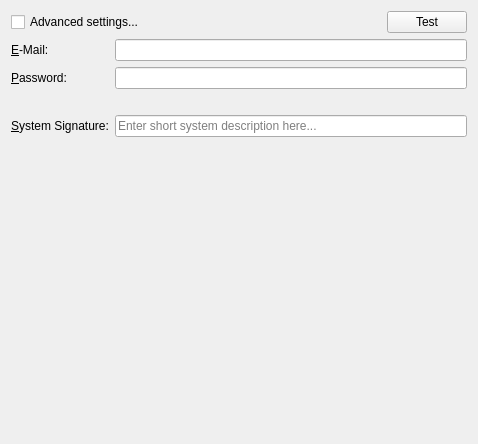
Qt form client/src/ui/widgets/settings/smtp_settings_widget.ui (networkoptix/nx_open) before a commit.
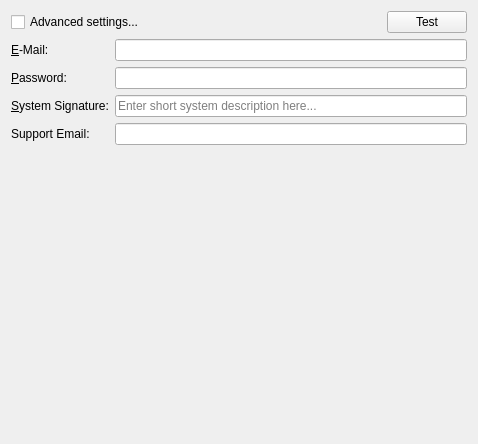
The same form after that commit. The open tabs and pages were chosen to show the change.

Commit message:
(Issue #3492) :  Introducing email notification template modification
<==== Mercurial data ====>
Branch: general_system_settings

```diff
--- a/client/src/ui/widgets/settings/smtp_settings_widget.ui
+++ b/client/src/ui/widgets/settings/smtp_settings_widget.ui
@@ -78,9 +78,6 @@
      </property>
      <widget class="QWidget" name="simplePage">
       <layout class="QFormLayout" name="formLayout_3">
-       <property name="fieldGrowthPolicy">
-        <enum>QFormLayout::AllNonFixedFieldsGrow</enum>
-       </property>
        <property name="leftMargin">
         <number>0</number>
        </property>
@@ -123,7 +120,7 @@
          </property>
         </widget>
        </item>
-       <item row="3" column="0">
+       <item row="2" column="0">
         <widget class="QLabel" name="simpleSignatureLabel">
          <property name="text">
           <string>&amp;System Signature:</string>
@@ -134,19 +131,29 @@
         </widget>
        </item>
        <item row="2" column="1">
-        <widget class="QLabel" name="detectErrorLabel">
-         <property name="text">
-          <string/>
-         </property>
-        </widget>
-       </item>
-       <item row="3" column="1">
         <widget class="QLineEdit" name="simpleSignatureLineEdit">
          <property name="placeholderText">
           <string>Enter short system description here...</string>
          </property>
         </widget>
        </item>
+       <item row="3" column="0">
+        <widget class="QLabel" name="simpleSupportEmailLabel">
+         <property name="text">
+          <string>Support Email:</string>
+         </property>
+        </widget>
+       </item>
+       <item row="3" column="1">
+        <widget class="QLineEdit" name="simpleSupportEmailLineEdit"/>
+       </item>
+       <item row="4" column="1">
+        <widget class="QLabel" name="detectErrorLabel">
+         <property name="text">
+          <string/>
+         </property>
+        </widget>
+       </item>
       </layout>
      </widget>
      <widget class="QWidget" name="advancedPage">
```
Left out of the diff: 19 changed lines with no effect on the pictures. The commit also changes 23 other files.
